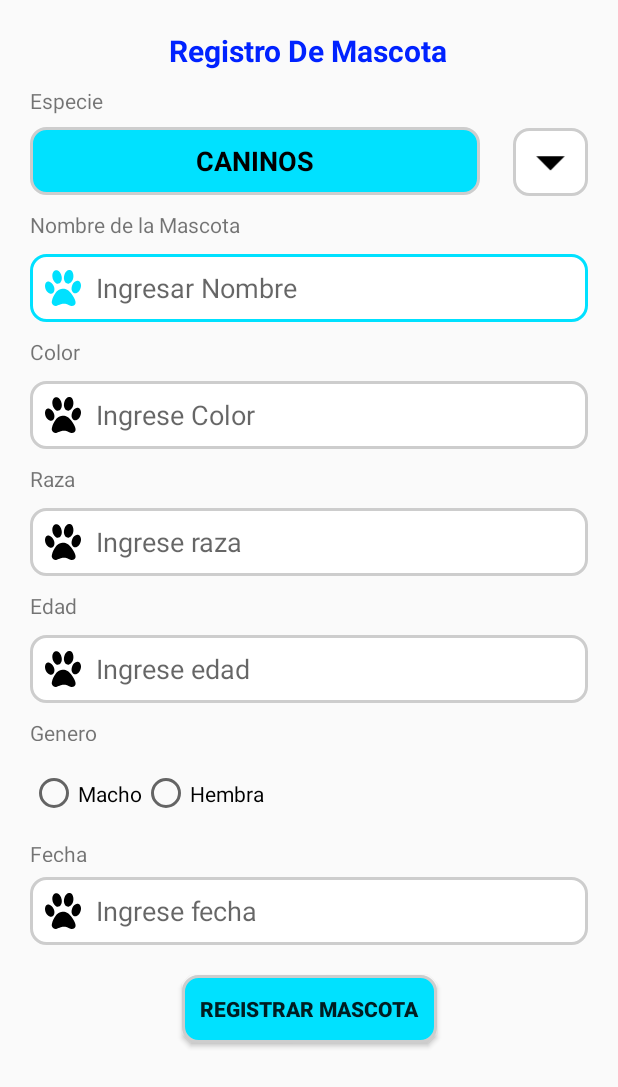
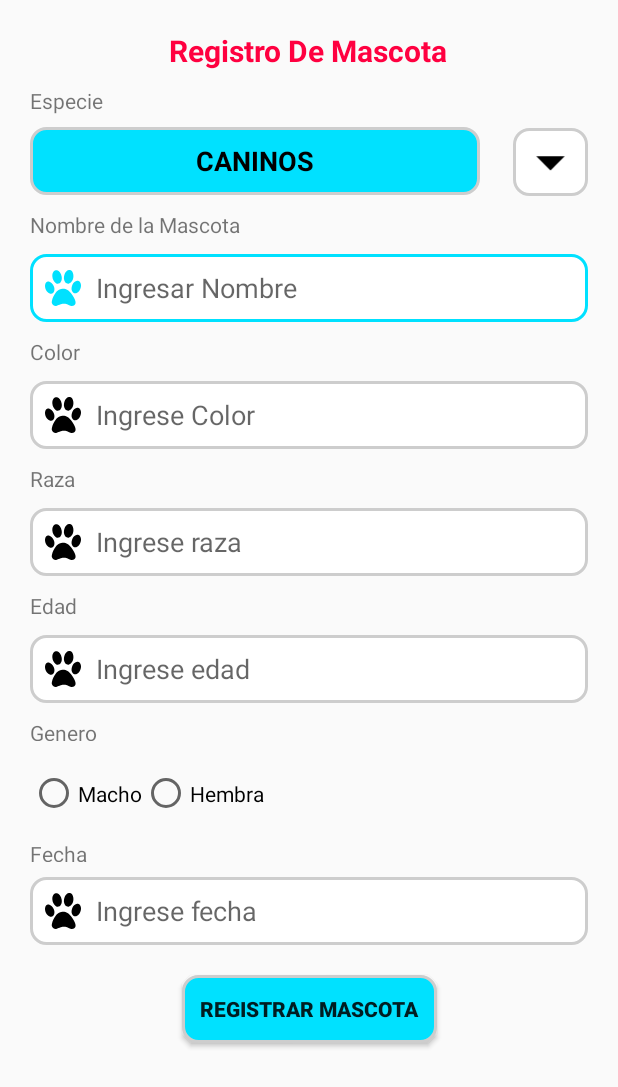
Before and after one commit to LUISFTEC/VeterinariaApp, an Android app: the screen it shows after launch (MainActivity), on a phone screen of 412 x 824 dp. Shown: the top 1087 px of the screen. Run offline under Robolectric (Android 15) with nearby library versions, the phone set to English and light mode, and no system bars.

Commit message:
Modificaciones en activity_main.xml

```diff
--- a/app/src/main/res/layout/activity_main.xml
+++ b/app/src/main/res/layout/activity_main.xml
@@ -12,7 +12,7 @@
         android:layout_width="wrap_content"
         android:layout_height="wrap_content"
         android:text="Registro De Mascota"
-        android:textColor="#0022FF"
+        android:textColor="#FF0040"
         android:textSize="20sp"
         android:textStyle="bold"
         app:layout_constraintEnd_toEndOf="parent"
```
